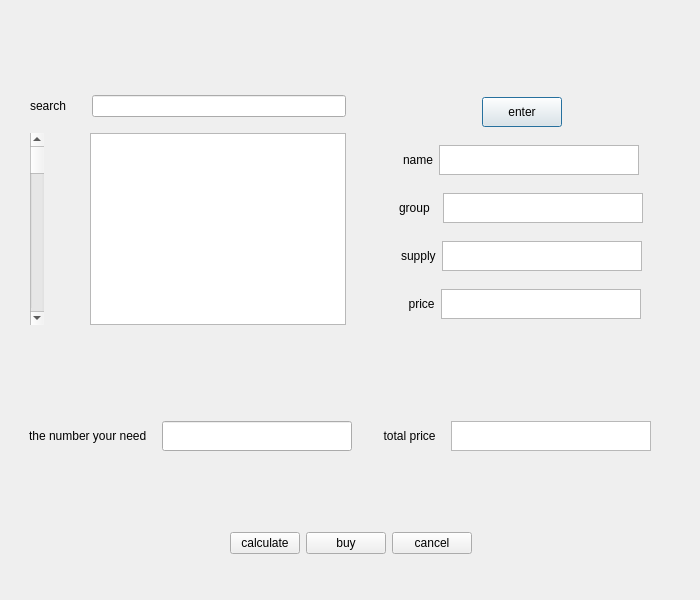
Above: mbuy.ui from melika-ag8/finalfoof before the change. Below: the same form after it.
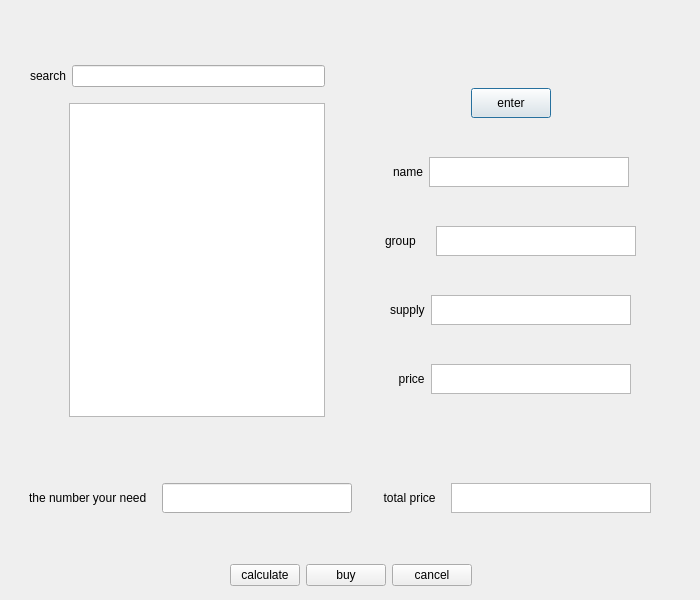
That is the form after the change. Icons and pictures are not drawn.

```diff
--- a/mbuy.ui
+++ b/mbuy.ui
@@ -139,22 +139,6 @@
             </property>
            </widget>
           </item>
-          <item>
-           <spacer name="horizontalSpacer">
-            <property name="orientation">
-             <enum>Qt::Horizontal</enum>
-            </property>
-            <property name="sizeType">
-             <enum>QSizePolicy::Fixed</enum>
-            </property>
-            <property name="sizeHint" stdset="0">
-             <size>
-              <width>20</width>
-              <height>20</height>
-             </size>
-            </property>
-           </spacer>
-          </item>
           <item>
            <widget class="QLineEdit" name="searchline">
             <property name="sizePolicy">
@@ -187,21 +171,11 @@
           <property name="bottomMargin">
            <number>5</number>
           </property>
-          <item>
-           <widget class="QScrollBar" name="verticalScrollBar">
-            <property name="orientation">
-             <enum>Qt::Vertical</enum>
-            </property>
-           </widget>
-          </item>
           <item>
            <spacer name="horizontalSpacer_2">
             <property name="orientation">
              <enum>Qt::Horizontal</enum>
             </property>
-            <property name="sizeType">
-             <enum>QSizePolicy::Fixed</enum>
-            </property>
             <property name="sizeHint" stdset="0">
              <size>
               <width>40</width>
@@ -211,20 +185,7 @@
            </spacer>
           </item>
           <item>
-           <widget class="QTextBrowser" name="showbox">
-            <property name="sizePolicy">
-             <sizepolicy hsizetype="Fixed" vsizetype="Fixed">
-              <horstretch>0</horstretch>
-              <verstretch>0</verstretch>
-             </sizepolicy>
-            </property>
-            <property name="maximumSize">
-             <size>
-              <width>800</width>
-              <height>400</height>
-             </size>
-            </property>
-           </widget>
+           <widget class="QTableWidget" name="show"/>
           </item>
          </layout>
         </item>
```
